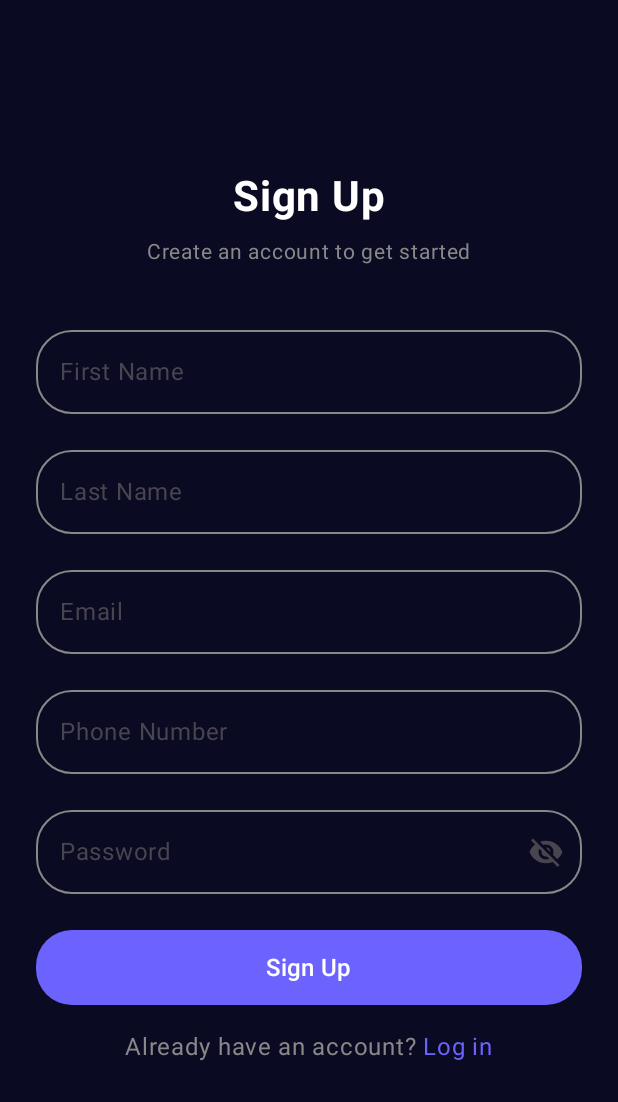
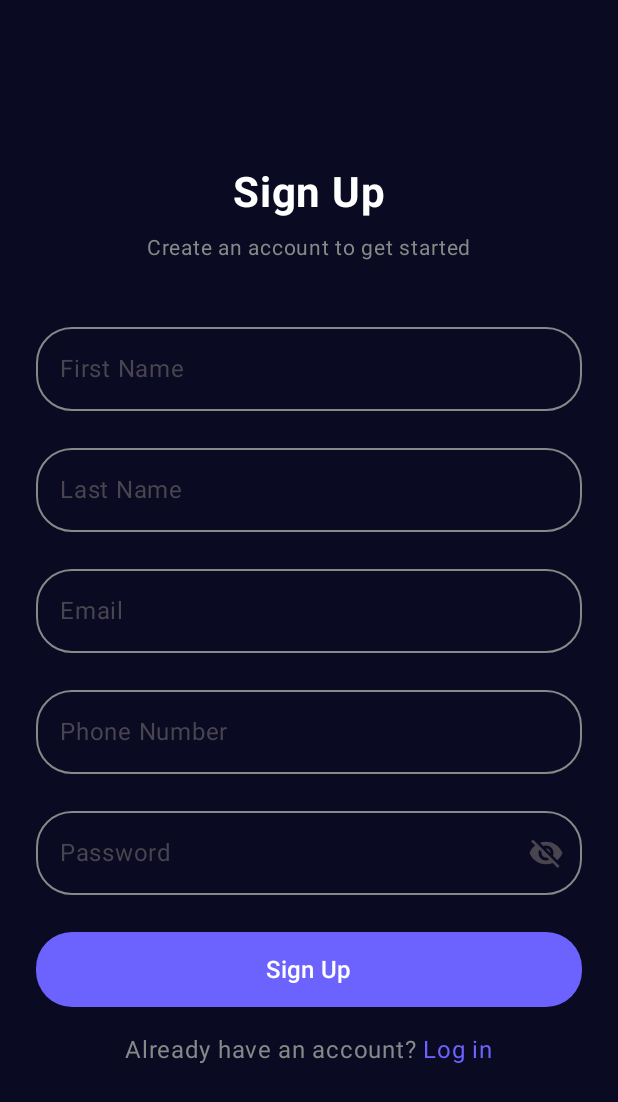
Before and after one commit to UBB-GitPushForce/GitPushForce, an Android app built with Jetpack Compose: the SignUpActivity screen opened directly, with no data from a screen before it, on a phone screen of 412 x 824 dp. Shown: the top 1102 px of the screen. Run offline under Robolectric (Android 15) with nearby library versions, the phone set to English and light mode, and no system bars.

Commit message:
fixed the variating screen size

```diff
--- a/Mobile/androidApp/build.gradle.kts
+++ b/Mobile/androidApp/build.gradle.kts
@@ -51,12 +51,12 @@ dependencies {
     implementation(libs.androidx.material3)
     implementation(libs.androidx.lifecycle.runtime.compose)
     implementation(libs.androidx.activity.compose.v193)
-    implementation("androidx.compose.material:material-icons-extended")
+    implementation(libs.androidx.material.icons.extended)
 
     // Optional (for previews and debugging)
     debugImplementation(libs.androidx.ui.tooling)
     debugImplementation(libs.androidx.ui.test.manifest)
 
     // Navigation dependencies
-    implementation("androidx.navigation:navigation-compose:2.9.5")
+    implementation(libs.androidx.navigation.compose)
 }
--- a/Mobile/androidApp/src/main/java/com/example/budgeting/android/ui/screens/SignUpScreen.kt
+++ b/Mobile/androidApp/src/main/java/com/example/budgeting/android/ui/screens/SignUpScreen.kt
@@ -32,6 +32,7 @@ import androidx.compose.runtime.setValue
 import androidx.compose.ui.Alignment
 import androidx.compose.ui.Modifier
 import androidx.compose.ui.graphics.Color
+import androidx.compose.ui.platform.LocalConfiguration
 import androidx.compose.ui.text.font.FontWeight
 import androidx.compose.ui.text.input.KeyboardType
 import androidx.compose.ui.text.input.PasswordVisualTransformation
@@ -52,7 +53,9 @@ fun SignUpScreen(
     var phoneNumber by remember { mutableStateOf("") }
     var passwordVisible by remember { mutableStateOf(false) }
 
-    // FIXME - maybe the spacers should be adaptive on the screen size and not fixed
+    val configuration = LocalConfiguration.current
+    val screenHeight = configuration.screenHeightDp.dp
+
     Box(
         modifier = Modifier
             .fillMaxSize()
@@ -75,7 +78,7 @@ fun SignUpScreen(
                 color = Color.White
             )
 
-            Spacer(modifier = Modifier.height(8.dp))
+            Spacer(modifier = Modifier.height(screenHeight * 0.01f))
 
 
             Text(
@@ -84,7 +87,7 @@ fun SignUpScreen(
                 color = Color.Gray
             )
 
-            Spacer(modifier = Modifier.height(32.dp))
+            Spacer(modifier = Modifier.height(screenHeight * 0.04f))
 
             // first name
             OutlinedTextField(
@@ -102,7 +105,7 @@ fun SignUpScreen(
                 )
             )
 
-            Spacer(modifier = Modifier.height(16.dp))
+            Spacer(modifier = Modifier.height(screenHeight * 0.02f))
 
             // last name
             OutlinedTextField(
@@ -120,7 +123,7 @@ fun SignUpScreen(
                 )
             )
 
-            Spacer(modifier = Modifier.height(16.dp))
+            Spacer(modifier = Modifier.height(screenHeight * 0.02f))
 
             // email
             OutlinedTextField(
@@ -138,7 +141,7 @@ fun SignUpScreen(
                 )
             )
 
-            Spacer(modifier = Modifier.height(16.dp))
+            Spacer(modifier = Modifier.height(screenHeight * 0.02f))
 
             // phone number
             OutlinedTextField(
@@ -157,7 +160,7 @@ fun SignUpScreen(
                 )
             )
 
-            Spacer(modifier = Modifier.height(16.dp))
+            Spacer(modifier = Modifier.height(screenHeight * 0.02f))
 
             // password
             // TODO - limit the input numbers?
@@ -188,7 +191,7 @@ fun SignUpScreen(
                 )
             )
 
-            Spacer(modifier = Modifier.height(24.dp))
+            Spacer(modifier = Modifier.height(screenHeight * 0.03f))
 
             Button(
                 onClick = { onSignUpClick(firstName, lastName, email, phoneNumber, password) },
@@ -201,7 +204,7 @@ fun SignUpScreen(
                 Text(text = "Sign Up", fontSize = 16.sp, color = Color.White)
             }
 
-            Spacer(modifier = Modifier.height(16.dp))
+            Spacer(modifier = Modifier.height(screenHeight * 0.02f))
 
             Row(
                 horizontalArrangement = Arrangement.Center,
--- a/Mobile/gradle/libs.versions.toml
+++ b/Mobile/gradle/libs.versions.toml
@@ -7,12 +7,15 @@ compose = "1.5.4"
 compose-material3 = "1.1.2"
 androidx-activityCompose = "1.8.0"
 lifecycleRuntimeCompose = "2.8.0"
+navigationCompose = "2.9.5"
 
 [libraries]
 androidx-activity-compose-v193 = { module = "androidx.activity:activity-compose", version.ref = "activityCompose" }
 androidx-compose-bom = { module = "androidx.compose:compose-bom", version.ref = "composeBom" }
 androidx-lifecycle-runtime-compose = { module = "androidx.lifecycle:lifecycle-runtime-compose", version.ref = "lifecycleRuntimeCompose" }
+androidx-material-icons-extended = { module = "androidx.compose.material:material-icons-extended" }
 androidx-material3 = { module = "androidx.compose.material3:material3" }
+androidx-navigation-compose = { module = "androidx.navigation:navigation-compose", version.ref = "navigationCompose" }
 androidx-ui = { module = "androidx.compose.ui:ui" }
 androidx-ui-test-manifest = { module = "androidx.compose.ui:ui-test-manifest" }
 androidx-ui-tooling = { module = "androidx.compose.ui:ui-tooling" }
```
